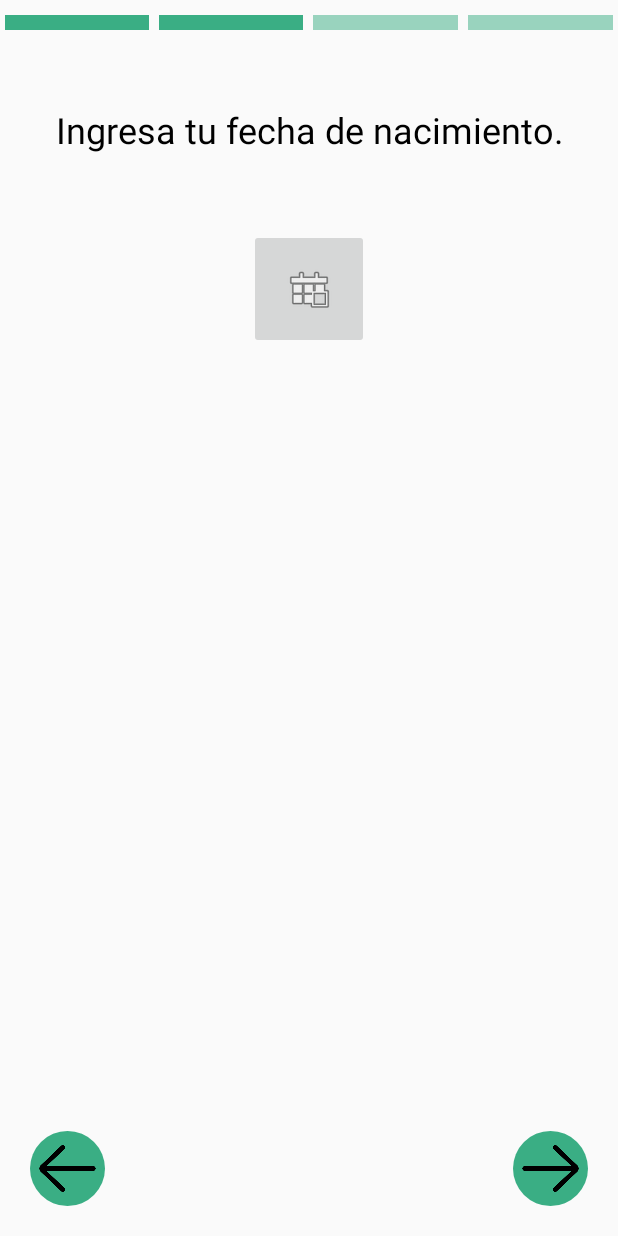
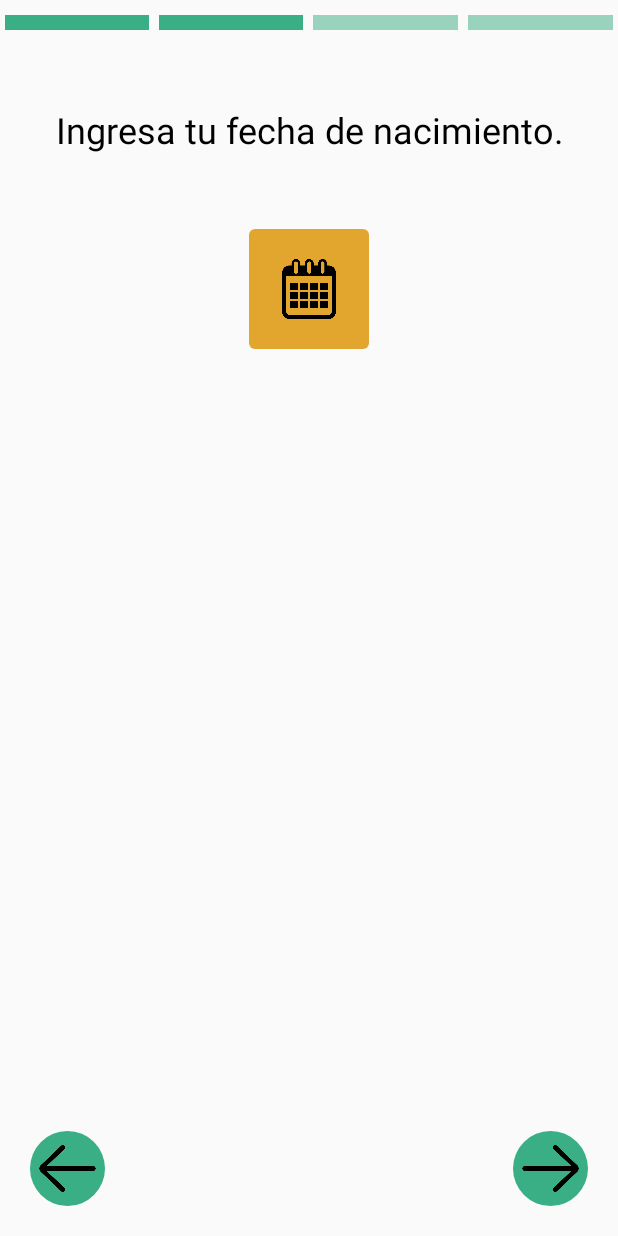
Before and after one commit to diegommtz/MyHomeWorkout, an Android app: the layout activity_nacimiento.xml on its own in the app's theme, with its tools: preview values and no code run, on a phone screen of 412 x 824 dp. Run offline under Robolectric (Android 15) with nearby library versions, the phone set to English and light mode, and no system bars.

Commit message:
fixed button not showing

```diff
--- a/app/src/main/res/layout/activity_genero.xml
+++ b/app/src/main/res/layout/activity_genero.xml
@@ -143,7 +143,7 @@
             android:layout_marginBottom="20dp"
             android:background="@drawable/circular_btn"
             android:scaleType="centerInside"
-            tools:src="@drawable/flecha_derecha" />
+            android:src="@drawable/flecha_derecha" />
 
     </LinearLayout>
 
--- a/app/src/main/res/layout/activity_nacimiento.xml
+++ b/app/src/main/res/layout/activity_nacimiento.xml
@@ -71,7 +71,10 @@
         android:layout_width="80dp"
         android:layout_height="80dp"
         android:layout_gravity="center"
-        app:srcCompat="@android:drawable/ic_menu_today" />
+        android:background="@drawable/round_corners_btn"
+        android:padding="20dp"
+        android:scaleType="centerInside"
+        android:src="@drawable/calendario" />
 
     <TextView
         android:id="@+id/tvNacimiento"
@@ -103,7 +106,7 @@
                 android:layout_marginBottom="20dp"
                 android:background="@drawable/circular_btn"
                 android:scaleType="centerInside"
-                tools:src="@drawable/flecha_izquierda" />
+                android:src="@drawable/flecha_izquierda" />
         </LinearLayout>
 
         <LinearLayout
@@ -123,7 +126,7 @@
                 android:layout_marginBottom="20dp"
                 android:background="@drawable/circular_btn"
                 android:scaleType="centerInside"
-                tools:src="@drawable/flecha_derecha" />
+                android:src="@drawable/flecha_derecha" />
         </LinearLayout>
 
     </LinearLayout>
```
Also changed, not shown: app/src/main/AndroidManifest.xml (+6 -5 lines), app/src/main/res/drawable-v24/calendario.png (added).
